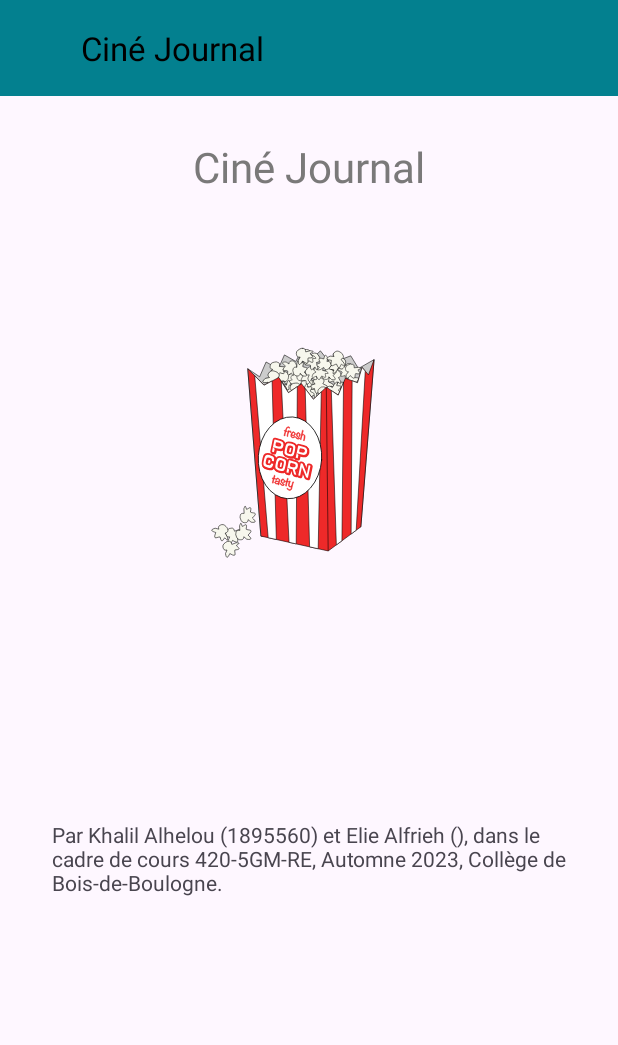
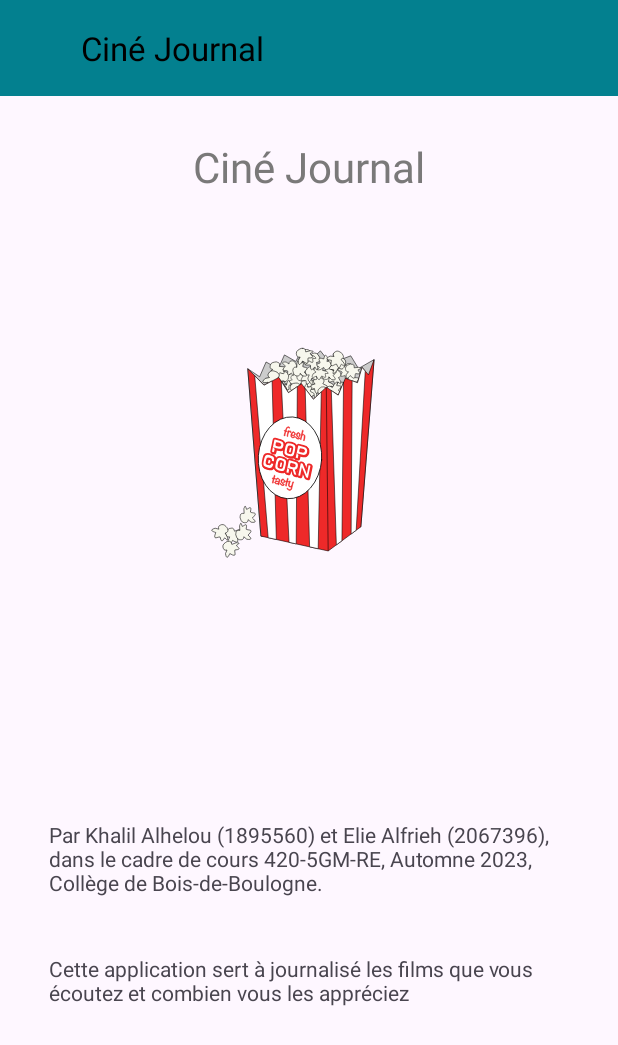
Before and after one commit to Eliefrh/cineJournal, an Android app: the APropos screen opened directly, with no data from a screen before it, on a phone screen of 412 x 824 dp. Shown: the top 1045 px of the screen. Run offline under Robolectric (Android 15) with nearby library versions, the phone set to English and light mode, and no system bars.

Commit message:
modification sur page a propos

```diff
--- a/app/build.gradle.kts
+++ b/app/build.gradle.kts
@@ -33,6 +33,8 @@ android {
     kotlinOptions {
         jvmTarget = "1.8"
     }
+
+
 }
 
 dependencies {
--- /dev/null
+++ b/app/src/main/res/drawable/arrow_back.xml
@@ -0,0 +1,5 @@
+<vector android:autoMirrored="true" android:height="24dp"
+    android:tint="#000000" android:viewportHeight="24"
+    android:viewportWidth="24" android:width="24dp" xmlns:android="http://schemas.android.com/apk/res/android">
+    <path android:fillColor="@android:color/white" android:pathData="M20,11H7.83l5.59,-5.59L12,4l-8,8 8,8 1.41,-1.41L7.83,13H20v-2z"/>
+</vector>
--- a/app/src/main/res/layout/activite_apropos.xml
+++ b/app/src/main/res/layout/activite_apropos.xml
@@ -44,12 +44,22 @@
 
     <TextView
         android:id="@+id/textAPropos"
-        android:layout_width="343dp"
-        android:layout_height="137dp"
+        android:layout_width="347dp"
+        android:layout_height="57dp"
         android:layout_marginTop="116dp"
-        android:text="Par Khalil Alhelou (1895560) et Elie Alfrieh (), dans le cadre de cours 420-5GM-RE, Automne 2023, Collège de Bois-de-Boulogne."
+        android:text="Par Khalil Alhelou (1895560) et Elie Alfrieh (2067396), dans le cadre de cours 420-5GM-RE, Automne 2023, Collège de Bois-de-Boulogne."
         app:layout_constraintEnd_toEndOf="parent"
         app:layout_constraintStart_toStartOf="parent"
         app:layout_constraintTop_toBottomOf="@+id/imageViewCine" />
 
+    <TextView
+        android:id="@+id/textAPropos2"
+        android:layout_width="347dp"
+        android:layout_height="57dp"
+        android:layout_marginTop="32dp"
+        android:text="Cette application sert à journalisé les films que vous écoutez et combien vous les appréciez"
+        app:layout_constraintEnd_toEndOf="parent"
+        app:layout_constraintStart_toStartOf="parent"
+        app:layout_constraintTop_toBottomOf="@+id/textAPropos" />
+
 </androidx.constraintlayout.widget.ConstraintLayout>
--- a/app/src/main/res/layout/activite_liste_film.xml
+++ b/app/src/main/res/layout/activite_liste_film.xml
@@ -10,9 +10,7 @@
         android:id="@+id/toolbar"
         layout="@layout/toolbar"
         android:layout_width="match_parent"
-        android:layout_height="wrap_content"
-        android:visibility="visible"
-        tools:visibility="visible" />
+        android:layout_height="wrap_content" />
 
     <androidx.recyclerview.widget.RecyclerView
         android:id="@+id/recyclerView"
@@ -24,4 +22,6 @@
         app:layout_constraintStart_toStartOf="parent"
         app:layout_constraintTop_toBottomOf="@+id/toolbar" />
 
+
+
 </androidx.constraintlayout.widget.ConstraintLayout>
--- a/app/src/main/res/layout/toolbar.xml
+++ b/app/src/main/res/layout/toolbar.xml
@@ -8,8 +8,6 @@
     android:elevation="8dp"
     android:paddingStart="50dp"
     android:textAlignment="center"
-    android:visibility="visible"
     app:title="Ciné Journal"
     app:titleTextColor="#000000"
-
-    tools:visibility="visible" />
+/>
```
